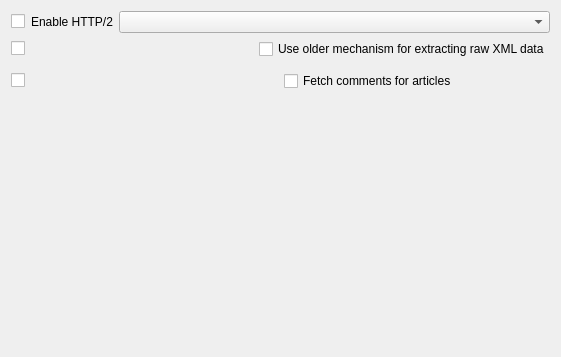
First picture: the form in src/librssguard-standard/src/gui/standardfeedexpdetails.ui, repository martinrotter/rssguard, before the edit.
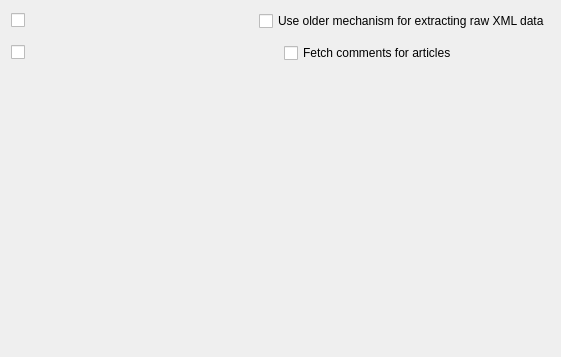
Second picture: the form after the edit. Custom widgets are drawn as their Qt base class.

Commit message: restructure some tabs in feed/account settings, lower number of tabs, reorganize

The edit to the form file:
```diff
--- a/src/librssguard-standard/src/gui/standardfeedexpdetails.ui
+++ b/src/librssguard-standard/src/gui/standardfeedexpdetails.ui
@@ -15,37 +15,6 @@
   </property>
   <layout class="QFormLayout" name="formLayout">
    <item row="0" column="0" colspan="2">
-    <layout class="QHBoxLayout" name="horizontalLayout_8">
-     <item>
-      <widget class="MultiFeedEditCheckBox" name="m_mcbEnableHttp2"/>
-     </item>
-     <item>
-      <layout class="QGridLayout" name="gridLayout_2">
-       <item row="0" column="1">
-        <widget class="QComboBox" name="m_cmbEnableHttp2">
-         <property name="sizePolicy">
-          <sizepolicy hsizetype="Expanding" vsizetype="Fixed">
-           <horstretch>0</horstretch>
-           <verstretch>0</verstretch>
-          </sizepolicy>
-         </property>
-        </widget>
-       </item>
-       <item row="0" column="0">
-        <widget class="QLabel" name="m_lblEnableHttp2">
-         <property name="text">
-          <string>Enable HTTP/2</string>
-         </property>
-         <property name="buddy">
-          <cstring>m_cmbEnableHttp2</cstring>
-         </property>
-        </widget>
-       </item>
-      </layout>
-     </item>
-    </layout>
-   </item>
-   <item row="1" column="0" colspan="2">
     <layout class="QHBoxLayout" name="horizontalLayout">
      <item>
       <widget class="MultiFeedEditCheckBox" name="m_mcbDontUseRawXml"/>
@@ -59,7 +28,10 @@
      </item>
     </layout>
    </item>
-   <item row="3" column="0" colspan="2">
+   <item row="1" column="0" colspan="2">
+    <widget class="HelpSpoiler" name="m_helpDontUseRawXml" native="true"/>
+   </item>
+   <item row="2" column="0" colspan="2">
     <layout class="QHBoxLayout" name="horizontalLayout_2">
      <item>
       <widget class="MultiFeedEditCheckBox" name="m_mcbFetchComments"/>
```
Left out of the diff: 7 changed lines with no effect on the pictures. The commit also changes 24 other files.
